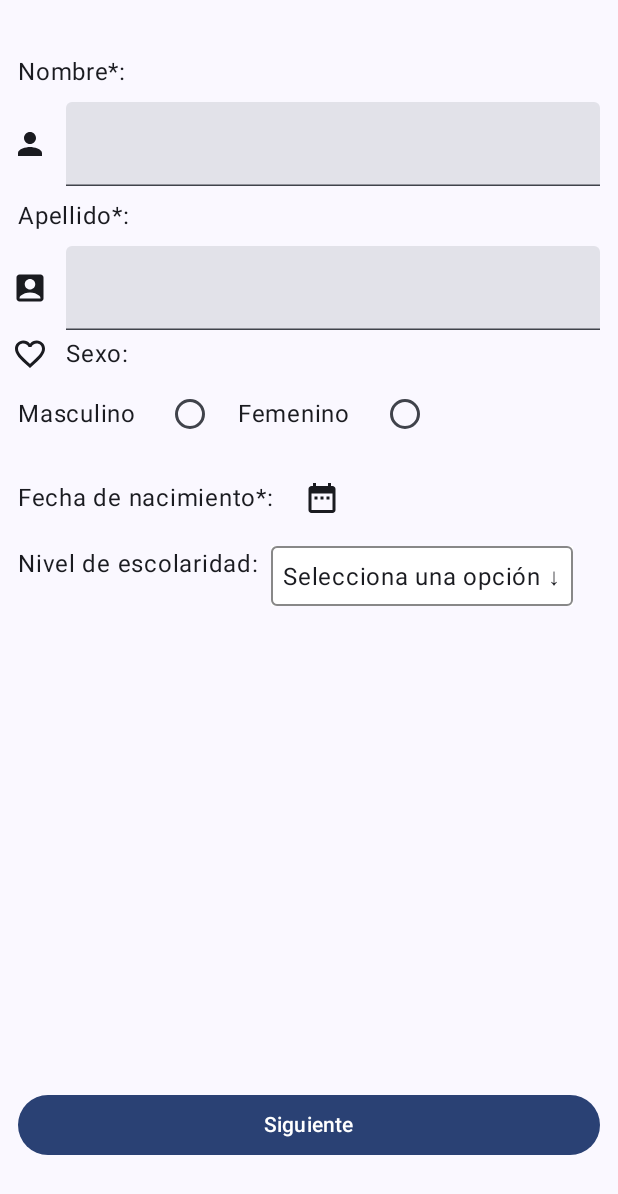
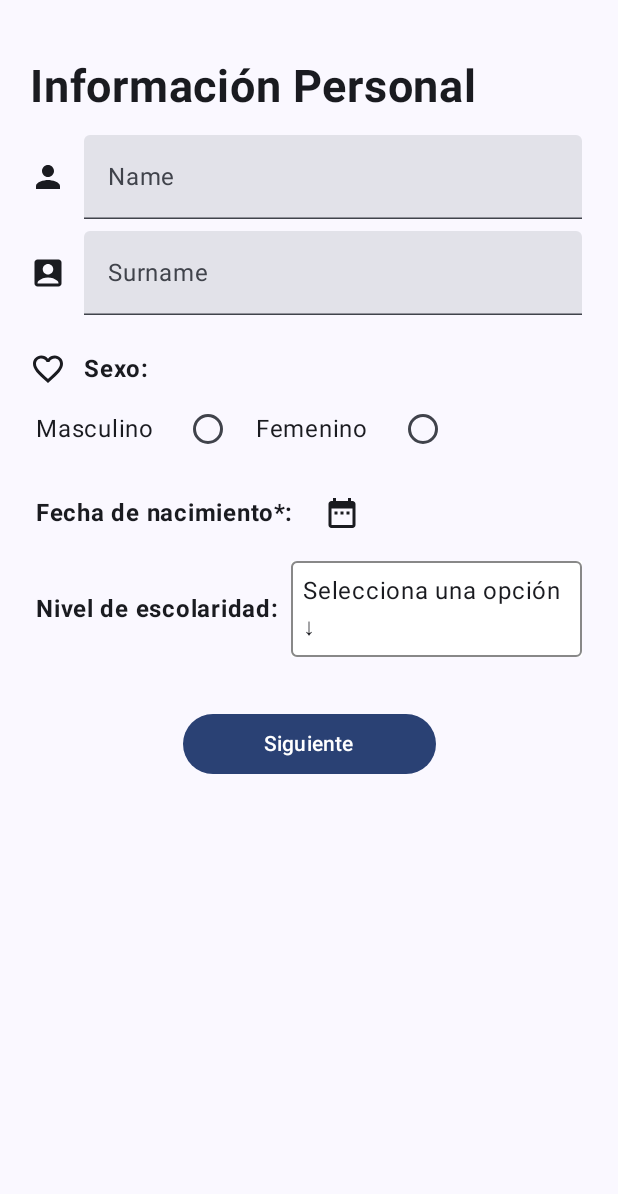
Before and after one commit to camilo-avendano1/LabsCM20242-Gr07, an Android app built with Jetpack Compose: the screen it shows after launch (MainActivity), on a phone screen of 412 x 824 dp. Shown: the top 1194 px of the screen. Run offline under Robolectric (Android 15) with nearby library versions, the phone set to English and light mode, and no system bars.

Commit message:
UI changes: * Landscape view:   - Sex and education centered en landscape view   - Next button in the right   - Placeholders in the TextFields instead of a label
* No Landscape view:
  - Next button need to be fixed down at the center

```diff
--- a/Lab1-UI/Lab1-UI/src/main/java/co/edu/udea/compumovil/labs20242_gr07/MainActivity.kt
+++ b/Lab1-UI/Lab1-UI/src/main/java/co/edu/udea/compumovil/labs20242_gr07/MainActivity.kt
@@ -10,9 +10,11 @@ import androidx.activity.enableEdgeToEdge
 import androidx.compose.foundation.background
 import androidx.compose.foundation.border
 import androidx.compose.foundation.clickable
+import androidx.compose.foundation.layout.Arrangement
 import androidx.compose.foundation.layout.Box
 import androidx.compose.foundation.layout.Column
 import androidx.compose.foundation.layout.Row
+import androidx.compose.foundation.layout.defaultMinSize
 import androidx.compose.foundation.layout.fillMaxSize
 import androidx.compose.foundation.layout.fillMaxWidth
 import androidx.compose.foundation.layout.heightIn
@@ -56,11 +58,13 @@ import androidx.compose.ui.Alignment
 import androidx.compose.ui.Modifier
 import androidx.compose.ui.graphics.Color
 import androidx.compose.ui.platform.LocalConfiguration
+import androidx.compose.ui.text.font.FontWeight
 import androidx.compose.ui.text.input.ImeAction
 import androidx.compose.ui.text.input.KeyboardCapitalization
 import androidx.compose.ui.text.input.KeyboardType
 import androidx.compose.ui.tooling.preview.Preview
 import androidx.compose.ui.unit.dp
+import androidx.compose.ui.unit.sp
 import co.edu.udea.compumovil.labs20242_gr07.ui.theme.Labs20242Gr07Theme
 import java.text.SimpleDateFormat
 import java.util.Locale
@@ -149,22 +153,28 @@ fun PersonalData(resources: Resources, arrayItems: Array<String>, nextButton: ()
 
     Box(
         modifier = Modifier
+            .padding(top = 20.dp)
+            .then (if (isLandscape)
+                Modifier.padding(top=20.dp,bottom = 50.dp, start = 50.dp, end= 50.dp)
+            else Modifier.padding(top=20.dp, start=20.dp, end=20.dp))
             .fillMaxSize()
-            .padding(top = 28.dp, bottom = 42.dp, start = 4.dp, end = 4.dp)
     ) {
         Column(
             modifier = Modifier
-                .padding(4.dp)
                 .verticalScroll(scrollState)
         ) {
-            // Campos de Nombre y Apellido
+            Text(text = "Información Personal",
+                modifier = Modifier.padding(bottom = 10.dp),
+                fontSize = 30.sp,
+                fontWeight = FontWeight.Bold)
+            // Campos de Nombre y Apellido.
             if (isLandscape) {
                 Row(modifier = Modifier.fillMaxWidth()) {
                     // Campo Nombre
                     Column(modifier = Modifier
-                        .weight(1f)
+                        .weight(0.7f)
                         .padding(4.dp)) {
-                        Text(text = resources.getString(R.string.name), modifier = Modifier.padding(4.dp))
+                        //Text(text = resources.getString(R.string.name), modifier = Modifier.padding(4.dp))
 
                         Row(modifier = Modifier.fillMaxWidth(), verticalAlignment = Alignment.CenterVertically) {
                             Icon(
@@ -174,6 +184,7 @@ fun PersonalData(resources: Resources, arrayItems: Array<String>, nextButton: ()
                             )
                             TextField(
                                 value = nameText,
+                                placeholder = { Text(text = "Name") },
                                 onValueChange = { nameText = it },
                                 modifier = Modifier.fillMaxWidth(),
                                 keyboardOptions = KeyboardOptions.Default.copy(
@@ -190,9 +201,9 @@ fun PersonalData(resources: Resources, arrayItems: Array<String>, nextButton: ()
 
                     // Campo Apellido
                     Column(modifier = Modifier
-                        .weight(1f)
+                        .weight(0.7f)
                         .padding(4.dp)) {
-                        Text(text = resources.getString(R.string.surname), modifier = Modifier.padding(4.dp))
+                        //Text(text = resources.getString(R.string.surname), modifier = Modifier.padding(4.dp))
 
                         Row(modifier = Modifier.fillMaxWidth(), verticalAlignment = Alignment.CenterVertically) {
                             Icon(
@@ -201,6 +212,7 @@ fun PersonalData(resources: Resources, arrayItems: Array<String>, nextButton: ()
                                 modifier = Modifier.padding(end = 8.dp)
                             )
                             TextField(
+                                placeholder = { Text(text = "Surname") },
                                 value = surnameText,
                                 onValueChange = { surnameText = it },
                                 modifier = Modifier.fillMaxWidth(),
@@ -218,7 +230,6 @@ fun PersonalData(resources: Resources, arrayItems: Array<String>, nextButton: ()
                 }
             } else {
                 // Vertical (uno debajo del otro)
-                Text(text = resources.getString(R.string.name), modifier = Modifier.padding(4.dp))
 
                 Row(modifier = Modifier.fillMaxWidth(), verticalAlignment = Alignment.CenterVertically) {
                     Icon(
@@ -228,6 +239,7 @@ fun PersonalData(resources: Resources, arrayItems: Array<String>, nextButton: ()
                     )
                     TextField(
                         value = nameText,
+                        placeholder = { Text(text = "Name") },
                         onValueChange = { nameText = it },
                         modifier = Modifier
                             .padding(4.dp)
@@ -243,8 +255,6 @@ fun PersonalData(resources: Resources, arrayItems: Array<String>, nextButton: ()
                     Text(resources.getString(R.string.nameError), color = MaterialTheme.colorScheme.error)
                 }
 
-                Text(text = resources.getString(R.string.surname), modifier = Modifier.padding(4.dp))
-
                 Row(modifier = Modifier.fillMaxWidth(), verticalAlignment = Alignment.CenterVertically) {
                     Icon(
                         imageVector = Icons.Filled.AccountBox,
@@ -253,6 +263,7 @@ fun PersonalData(resources: Resources, arrayItems: Array<String>, nextButton: ()
                     )
                     TextField(
                         value = surnameText,
+                        placeholder = { Text(text = "Surname") },
                         onValueChange = { surnameText = it },
                         modifier = Modifier
                             .padding(4.dp)
@@ -270,7 +281,83 @@ fun PersonalData(resources: Resources, arrayItems: Array<String>, nextButton: ()
             }
 
             // Campos adicionales como Sexo, Fecha de Nacimiento, etc.
+            if(isLandscape){
+                Row(
+                    modifier = Modifier.fillMaxWidth().padding(top=10.dp),
+                    horizontalArrangement = Arrangement.Center
+                ){
+                    Column(){
                         Row {
+                            // Icono para la palabra "Sexo"
+                            Icon(
+                                imageVector = Icons.Filled.FavoriteBorder, // Puedes cambiarlo por otro ícono que represente "sexo"
+                                contentDescription = resources.getString(R.string.sex),
+                                modifier = Modifier
+                                    .padding(end = 8.dp)
+                                    .align(Alignment.CenterVertically)
+                            )
+                            // Texto para "Sexo"
+                            Text(
+                                text = resources.getString(R.string.sex),
+                                fontWeight = FontWeight.Bold,
+                                modifier = Modifier
+                                    .padding(4.dp, end = 30.dp)
+                                    .align(Alignment.CenterVertically)
+                            )
+
+                            Text(
+                                text = resources.getString(R.string.male),
+                                modifier = Modifier
+                                    .align(Alignment.CenterVertically)
+                            )
+
+                            // RadioButton para masculino
+                            RadioButton(
+                                selected = mRadioButtonSelected,
+                                onClick = {
+                                    fRadioButtonSelected = false
+                                    mRadioButtonSelected = true
+                                },
+                            )
+
+                            // Texto para género femenino
+                            Text(
+                                text = resources.getString(R.string.female),
+                                modifier = Modifier
+                                    .align(Alignment.CenterVertically)
+                            )
+
+                            // RadioButton para femenino
+                            RadioButton(
+                                selected = fRadioButtonSelected,
+                                onClick = {
+                                    fRadioButtonSelected = true
+                                    mRadioButtonSelected = false
+                                },
+                            )
+                        }
+
+                        Row {
+                            Text(text = resources.getString(R.string.dob),
+                                fontWeight = FontWeight.Bold,
+                                modifier = Modifier
+                                    .align(Alignment.CenterVertically)
+                            )
+                            IconButton(
+                                onClick = { showDatePicker = true },
+                            ) {
+                                Icon(imageVector = Icons.Filled.DateRange, contentDescription = resources.getString(R.string.selectDate))
+                            }
+                            Text(text = dateSelected, modifier = Modifier
+                                .align(Alignment.CenterVertically))
+                        }
+                    }
+                    }
+                }
+            else{
+                Row (
+                    modifier = Modifier.fillMaxWidth().padding(top=20.dp),
+                ){
                     // Icono para la palabra "Sexo"
                     Icon(
                         imageVector = Icons.Filled.FavoriteBorder, // Puedes cambiarlo por otro ícono que represente "sexo"
@@ -283,6 +370,7 @@ fun PersonalData(resources: Resources, arrayItems: Array<String>, nextButton: ()
                     // Texto para "Sexo"
                     Text(
                         text = resources.getString(R.string.sex),
+                        fontWeight = FontWeight.Bold,
                         modifier = Modifier
                             .padding(4.dp, end = 8.dp)
                             .align(Alignment.CenterVertically)
@@ -327,11 +415,9 @@ fun PersonalData(resources: Resources, arrayItems: Array<String>, nextButton: ()
                     )
                 }
 
-
-
-
                 Row {
                     Text(text = resources.getString(R.string.dob),
+                        fontWeight = FontWeight.Bold,
                         modifier = Modifier
                             .padding(4.dp)
                             .align(Alignment.CenterVertically)
@@ -346,6 +432,7 @@ fun PersonalData(resources: Resources, arrayItems: Array<String>, nextButton: ()
                         .padding(4.dp)
                         .align(Alignment.CenterVertically))
                 }
+            }
 
             if (dateError) {
                 Text(resources.getString(R.string.dateError), color = MaterialTheme.colorScheme.error, modifier = Modifier.padding(bottom = 8.dp))
@@ -356,7 +443,9 @@ fun PersonalData(resources: Resources, arrayItems: Array<String>, nextButton: ()
             Row(modifier = Modifier.fillMaxWidth()) {
                 Text(
                     text = resources.getString(R.string.education),
-                    modifier = Modifier.padding(4.dp)
+                    fontWeight = FontWeight.Bold,
+                    modifier = Modifier.padding(4.dp).align(Alignment.CenterVertically)
+
                 )
                 Box(
                     modifier = Modifier
@@ -391,12 +480,11 @@ fun PersonalData(resources: Resources, arrayItems: Array<String>, nextButton: ()
                     }
                 }
             }
-
-
-
-
-        }
-
+            Box(
+                modifier = Modifier
+                    .fillMaxSize()
+                    .padding(30.dp)
+            ){
                     Button(
                         onClick = {
                             nameError = nameText.isEmpty()
@@ -426,12 +514,17 @@ fun PersonalData(resources: Resources, arrayItems: Array<String>, nextButton: ()
                                 nextButton()
                             }
                         },
-            modifier = Modifier
-                .padding(8.dp)
-                .fillMaxWidth()
-                .align(Alignment.BottomCenter)
+                        modifier = if (isLandscape) {
+                            Modifier.align(Alignment.TopEnd) // En landscape, lo coloca en la parte superior derecha
+                        } else {
+                            Modifier.align(Alignment.BottomCenter) // En portrait, lo coloca al fondo y centrado
+                        }
                     ) {
-            Text(text = resources.getString(R.string.next))
+                        Text(
+                            text = resources.getString(R.string.next),
+                            modifier = Modifier.padding(start = 30.dp, end=30.dp))
+                    }
+            }
         }
     }
 
@@ -446,6 +539,8 @@ fun PersonalData(resources: Resources, arrayItems: Array<String>, nextButton: ()
         )
     }
 }
+
+
 
 
 
```
Lines whose indentation alone changed are shown as unchanged.
